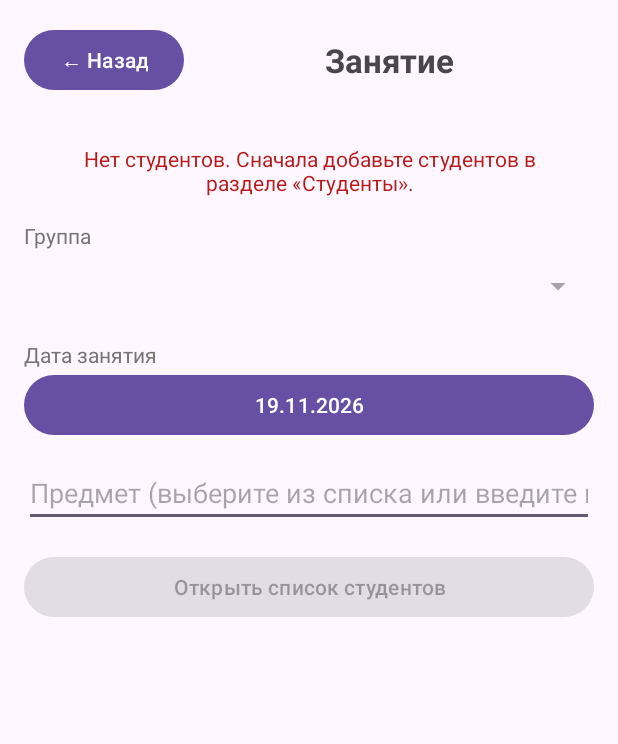
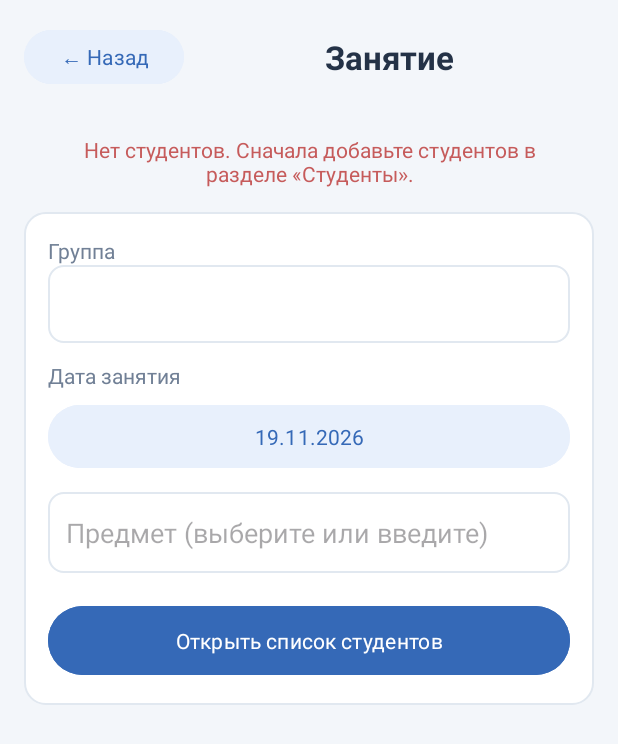
Before and after one commit to dalar0906/Attendance1, an Android app: the AttendanceActivity screen opened directly, with no data from a screen before it, on a phone screen of 412 x 824 dp. Shown: the top 744 px of the screen. Run offline under Robolectric (Android 15) with nearby library versions, the phone set to English and light mode, and no system bars.

Commit message:
дизайн новый

```diff
--- /dev/null
+++ b/app/src/main/res/drawable/bg_card.xml
@@ -0,0 +1 @@
+<shape xmlns:android="http://schemas.android.com/apk/res/android"><solid android:color="@color/surface_white"/><corners android:radius="14dp"/><stroke android:width="1dp" android:color="@color/divider_soft"/></shape>
--- /dev/null
+++ b/app/src/main/res/drawable/bg_input.xml
@@ -0,0 +1 @@
+<shape xmlns:android="http://schemas.android.com/apk/res/android"><solid android:color="@color/surface_white"/><corners android:radius="10dp"/><stroke android:width="1dp" android:color="@color/divider_soft"/></shape>
--- /dev/null
+++ b/app/src/main/res/drawable/bg_page.xml
@@ -0,0 +1 @@
+<shape xmlns:android="http://schemas.android.com/apk/res/android"><solid android:color="@color/page_background"/></shape>
--- /dev/null
+++ b/app/src/main/res/drawable/bg_primary_button.xml
@@ -0,0 +1 @@
+<shape xmlns:android="http://schemas.android.com/apk/res/android"><solid android:color="@color/primary_blue"/><corners android:radius="12dp"/></shape>
--- /dev/null
+++ b/app/src/main/res/drawable/bg_secondary_button.xml
@@ -0,0 +1 @@
+<shape xmlns:android="http://schemas.android.com/apk/res/android"><solid android:color="@color/accent_blue_light"/><corners android:radius="12dp"/></shape>
--- a/app/src/main/res/layout/activity_attendance.xml
+++ b/app/src/main/res/layout/activity_attendance.xml
@@ -1,83 +1,18 @@
 <?xml version="1.0" encoding="utf-8"?>
-<LinearLayout xmlns:android="http://schemas.android.com/apk/res/android"
-    android:layout_width="match_parent"
-    android:layout_height="match_parent"
-    android:orientation="vertical"
-    android:padding="16dp">
-
-    <!-- Заголовок + кнопка Назад -->
-    <LinearLayout
-        android:layout_width="match_parent"
-        android:layout_height="wrap_content"
-        android:orientation="horizontal"
-        android:gravity="center_vertical"
-        android:layout_marginBottom="16dp">
-
-        <Button
-            android:id="@+id/btnBack"
-            android:layout_width="wrap_content"
-            android:layout_height="wrap_content"
-            android:text="← Назад" />
-
-        <TextView
-            android:layout_width="0dp"
-            android:layout_height="wrap_content"
-            android:layout_weight="1"
-            android:text="Занятие"
-            android:textSize="22sp"
-            android:textStyle="bold"
-            android:gravity="center" />
-
-    </LinearLayout>
-
-    <TextView
-        android:id="@+id/tvNoStudents"
-        android:layout_width="match_parent"
-        android:layout_height="wrap_content"
-        android:text="Нет студентов. Сначала добавьте студентов в разделе «Студенты»."
-        android:gravity="center"
-        android:padding="16dp"
-        android:textColor="#B71C1C"
-        android:visibility="gone" />
-
-    <TextView
-        android:layout_width="wrap_content"
-        android:layout_height="wrap_content"
-        android:text="Группа"
-        android:textColor="#757575" />
-
-    <Spinner
-        android:id="@+id/spGroup"
-        android:layout_width="match_parent"
-        android:layout_height="48dp"
-        android:layout_marginBottom="12dp" />
-
-    <TextView
-        android:layout_width="wrap_content"
-        android:layout_height="wrap_content"
-        android:text="Дата занятия"
-        android:textColor="#757575" />
-
-    <Button
-        android:id="@+id/btnDate"
-        android:layout_width="match_parent"
-        android:layout_height="wrap_content"
-        android:layout_marginBottom="12dp" />
-
-    <AutoCompleteTextView
-        android:id="@+id/etSubject"
-        android:layout_width="match_parent"
-        android:layout_height="wrap_content"
-        android:hint="Предмет (выберите из списка или введите новый)"
-        android:completionThreshold="1"
-        android:inputType="textCapSentences"
-        android:maxLength="50" />
-
-    <Button
-        android:id="@+id/btnOpenList"
-        android:layout_width="match_parent"
-        android:layout_height="wrap_content"
-        android:layout_marginTop="16dp"
-        android:text="Открыть список студентов" />
-
-</LinearLayout>
+<ScrollView xmlns:android="http://schemas.android.com/apk/res/android" android:layout_width="match_parent" android:layout_height="match_parent" android:fillViewport="true" android:background="@drawable/bg_page">
+ <LinearLayout android:layout_width="match_parent" android:layout_height="wrap_content" android:orientation="vertical" android:padding="16dp">
+  <LinearLayout android:layout_width="match_parent" android:layout_height="wrap_content" android:orientation="horizontal" android:gravity="center_vertical" android:layout_marginBottom="14dp">
+   <Button android:id="@+id/btnBack" android:layout_width="wrap_content" android:layout_height="44dp" android:text="← Назад" android:textAllCaps="false" android:textColor="@color/primary_blue" android:backgroundTint="@color/accent_blue_light"/>
+   <TextView android:layout_width="0dp" android:layout_height="wrap_content" android:layout_weight="1" android:text="Занятие" android:textSize="22sp" android:textStyle="bold" android:textColor="@color/text_primary" android:gravity="center"/>
+  </LinearLayout>
+  <TextView android:id="@+id/tvNoStudents" android:layout_width="match_parent" android:layout_height="wrap_content" android:text="Нет студентов. Сначала добавьте студентов в разделе «Студенты»." android:gravity="center" android:padding="16dp" android:textColor="@color/status_absent" android:visibility="gone"/>
+  <LinearLayout android:layout_width="match_parent" android:layout_height="wrap_content" android:orientation="vertical" android:padding="16dp" android:background="@drawable/bg_card">
+   <TextView android:layout_width="wrap_content" android:layout_height="wrap_content" android:text="Группа" android:textColor="@color/text_secondary"/>
+   <Spinner android:id="@+id/spGroup" android:layout_width="match_parent" android:layout_height="52dp" android:layout_marginBottom="12dp" android:background="@drawable/bg_input"/>
+   <TextView android:layout_width="wrap_content" android:layout_height="wrap_content" android:text="Дата занятия" android:textColor="@color/text_secondary"/>
+   <Button android:id="@+id/btnDate" android:layout_width="match_parent" android:layout_height="50dp" android:layout_marginTop="6dp" android:layout_marginBottom="12dp" android:textAllCaps="false" android:textColor="@color/primary_blue" android:backgroundTint="@color/accent_blue_light"/>
+   <AutoCompleteTextView android:id="@+id/etSubject" android:layout_width="match_parent" android:layout_height="54dp" android:hint="Предмет (выберите или введите)" android:completionThreshold="1" android:inputType="textCapSentences" android:maxLength="50" android:paddingStart="12dp" android:background="@drawable/bg_input"/>
+   <Button android:id="@+id/btnOpenList" android:layout_width="match_parent" android:layout_height="54dp" android:layout_marginTop="18dp" android:text="Открыть список студентов" android:textAllCaps="false" android:textColor="@color/white" android:backgroundTint="@color/primary_blue"/>
+  </LinearLayout>
+ </LinearLayout>
+</ScrollView>
--- a/app/src/main/res/values/colors.xml
+++ b/app/src/main/res/values/colors.xml
@@ -1,5 +1,8 @@
-<?xml version="1.0" encoding="utf-8"?>
 <resources>
-    <color name="black">#FF000000</color>
-    <color name="white">#FFFFFFFF</color>
+<color name="black">#FF000000</color><color name="white">#FFFFFFFF</color>
+<color name="page_background">#F3F6FA</color><color name="surface_white">#FFFFFFFF</color>
+<color name="primary_blue">#3569B7</color><color name="accent_blue_light">#E8F0FC</color>
+<color name="text_primary">#243247</color><color name="text_secondary">#718096</color>
+<color name="divider_soft">#E1E8F0</color><color name="status_present">#2E8B62</color>
+<color name="status_absent">#C65B5B</color><color name="status_late">#B47A27</color>
 </resources>
--- a/app/src/main/res/values/themes.xml
+++ b/app/src/main/res/values/themes.xml
@@ -1,9 +1,8 @@
-<resources xmlns:tools="http://schemas.android.com/tools">
-    <!-- Base application theme. -->
-    <style name="Base.Theme.AttendanceControl" parent="Theme.Material3.DayNight.NoActionBar">
-        <!-- Customize your light theme here. -->
-        <!-- <item name="colorPrimary">@color/my_light_primary</item> -->
-    </style>
-
-    <style name="Theme.AttendanceControl" parent="Base.Theme.AttendanceControl" />
-</resources>
+<resources>
+<style name="Base.Theme.AttendanceControl" parent="Theme.Material3.DayNight.NoActionBar">
+<item name="colorPrimary">@color/primary_blue</item><item name="colorOnPrimary">@color/white</item>
+<item name="colorSecondary">@color/primary_blue</item><item name="android:colorAccent">@color/primary_blue</item>
+<item name="android:fontFamily">sans</item><item name="android:windowLightStatusBar">true</item>
+<item name="android:statusBarColor">@color/page_background</item><item name="android:navigationBarColor">@color/page_background</item>
+<item name="android:windowBackground">@color/page_background</item><item name="android:windowLightNavigationBar">true</item>
+</style><style name="Theme.AttendanceControl" parent="Base.Theme.AttendanceControl"/></resources>
```
Also changed, not shown: app/src/main/res/layout/activity_main.xml (+36 -20 lines), app/src/main/res/layout/activity_mark_attendance.xml (+10 -73 lines), app/src/main/res/layout/activity_statistics.xml (+27 -60 lines), app/src/main/res/layout/activity_student_attendance.xml (+15 -101 lines), app/src/main/res/layout/activity_students.xml (+14 -75 lines), app/src/main/res/layout/item_attendance_student.xml (+7 -47 lines), app/src/main/res/layout/item_subject_status.xml (+7 -47 lines).
